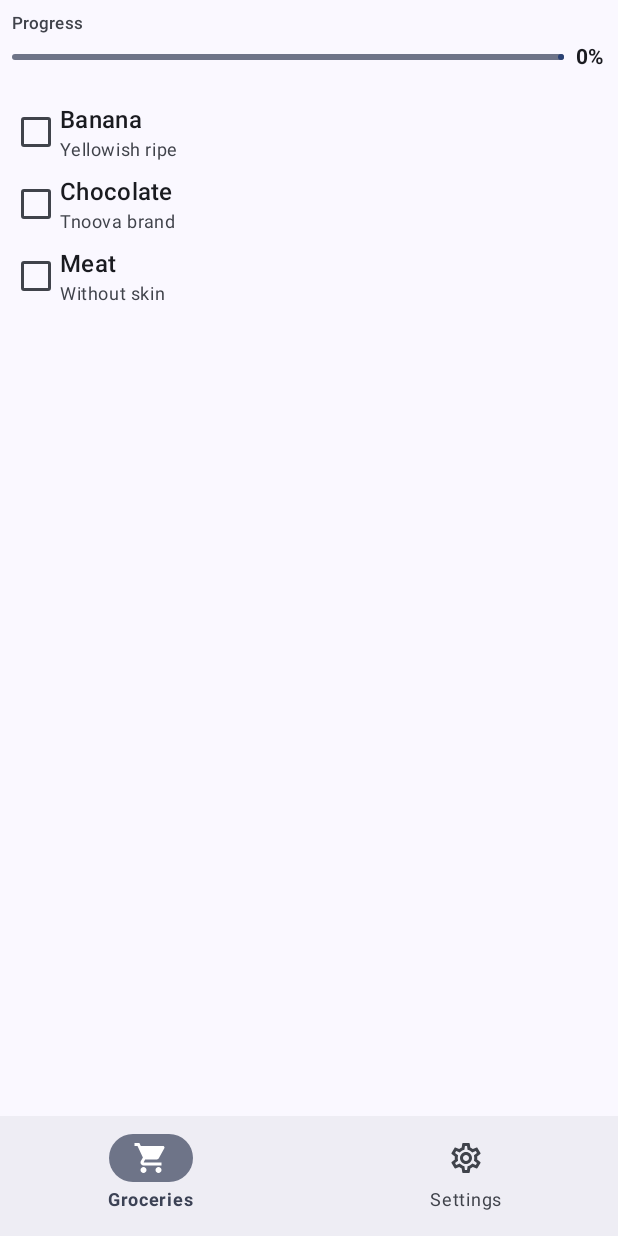
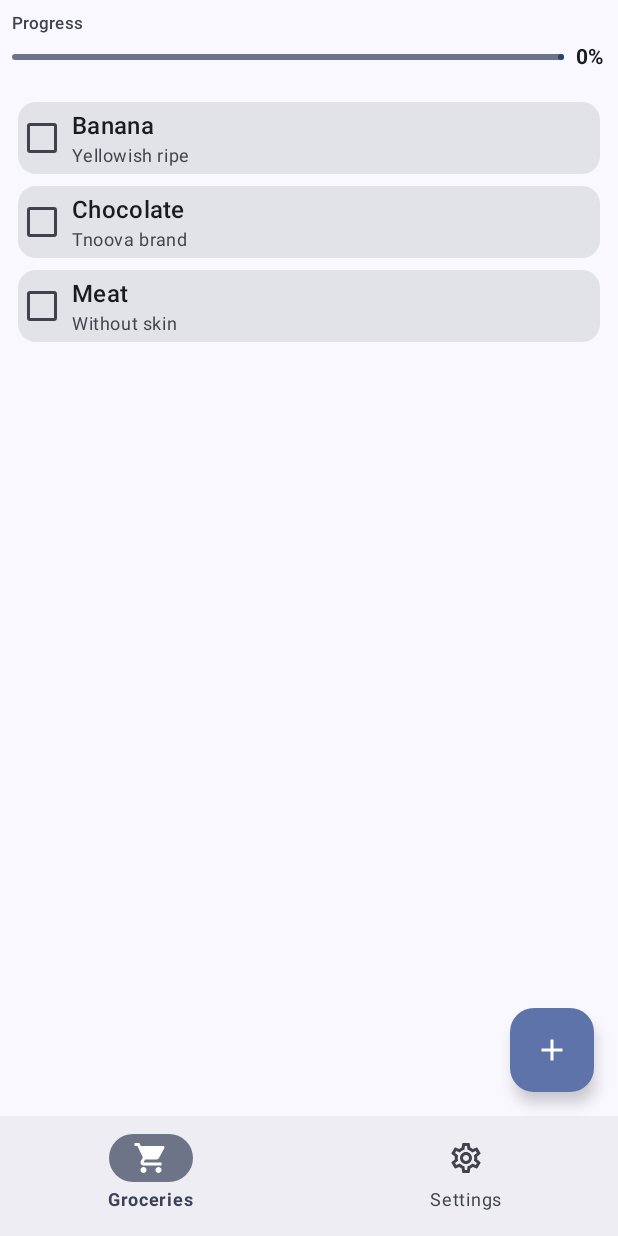
Before and after one commit to nirshahar/Grocery-List-App, an Android app built with Jetpack Compose: the screen it shows after launch (MainActivity), on a phone screen of 412 x 824 dp. Run offline under Robolectric (Android 15) with nearby library versions, the phone set to English and light mode, and no system bars.

Commit message:
improved the navigation code, added FAB, and started to mess around with view model injection

```diff
--- /dev/null
+++ b/app/src/main/java/com/example/grocerylist/AppFab.kt
@@ -0,0 +1,58 @@
+package com.example.grocerylist
+
+import androidx.compose.animation.AnimatedVisibility
+import androidx.compose.animation.AnimatedVisibilityScope
+import androidx.compose.animation.scaleIn
+import androidx.compose.animation.scaleOut
+import androidx.compose.runtime.Composable
+import androidx.compose.runtime.getValue
+import androidx.lifecycle.viewmodel.compose.viewModel
+import androidx.navigation.NavHostController
+import androidx.navigation.compose.currentBackStackEntryAsState
+import com.example.grocerylist.checkout.CheckoutAddItemFab
+import com.example.grocerylist.checkout.CheckoutItem
+import com.example.grocerylist.checkout.CheckoutViewModel
+import com.example.grocerylist.navigation.BottomNavigationItem
+
+
+@Composable
+fun AppFabHolder(
+    navController: NavHostController,
+    checkoutViewModel: CheckoutViewModel = viewModel()
+) {
+    AppFab(
+        navController,
+        checkoutFabClick = {
+            // TODO
+            checkoutViewModel.addItem(CheckoutItem("New Item", "cool"))
+        }
+    )
+}
+
+@Composable
+fun AppFab(navController: NavHostController, checkoutFabClick: () -> Unit) {
+    val currentBackStackEntry by navController.currentBackStackEntryAsState()
+
+    val currentDestination = BottomNavigationItem.entries.firstOrNull { item ->
+        item.matchesNavDestination(
+            currentBackStackEntry?.destination
+        )
+    } ?: return
+
+    AnimateFabVisibility(currentDestination == BottomNavigationItem.Checkout) {
+        CheckoutAddItemFab(onClick = checkoutFabClick)
+    }
+}
+
+@Composable
+private fun AnimateFabVisibility(
+    visible: Boolean,
+    content: @Composable AnimatedVisibilityScope.() -> Unit
+) {
+    AnimatedVisibility(
+        visible = visible,
+        enter = scaleIn(),
+        exit = scaleOut(),
+        content = content
+    )
+}
--- a/app/src/main/java/com/example/grocerylist/MainActivity.kt
+++ b/app/src/main/java/com/example/grocerylist/MainActivity.kt
@@ -10,7 +10,9 @@ import androidx.compose.runtime.Composable
 import androidx.compose.ui.Modifier
 import androidx.compose.ui.tooling.preview.Preview
 import androidx.compose.ui.unit.dp
+import androidx.lifecycle.viewmodel.compose.viewModel
 import androidx.navigation.compose.rememberNavController
+import com.example.grocerylist.checkout.CheckoutViewModel
 import com.example.grocerylist.navigation.AppNavBar
 import com.example.grocerylist.navigation.AppNav
 import com.example.grocerylist.ui.theme.GroceryListTheme
@@ -30,9 +32,21 @@ class MainActivity : ComponentActivity() {
 fun MainContent() {
     val navController = rememberNavController()
 
+    val checkoutViewModel: CheckoutViewModel = viewModel()
+
     GroceryListTheme {
-        Scaffold(bottomBar = { AppNavBar(navController) }) { innerPadding ->
-            AppNav(navController, modifier = Modifier.padding(8.dp).padding(innerPadding))
+        Scaffold(
+            bottomBar = { AppNavBar(navController) },
+            floatingActionButton = {
+                AppFabHolder(navController, checkoutViewModel = checkoutViewModel)
+            }) { innerPadding ->
+            AppNav(
+                navController = navController,
+                checkoutViewModel = checkoutViewModel,
+                modifier = Modifier
+                    .padding(8.dp)
+                    .padding(innerPadding)
+            )
         }
     }
 }
--- /dev/null
+++ b/app/src/main/java/com/example/grocerylist/checkout/CheckoutItems.kt
@@ -0,0 +1,83 @@
+package com.example.grocerylist.checkout
+
+import androidx.compose.foundation.clickable
+import androidx.compose.foundation.layout.Arrangement
+import androidx.compose.foundation.layout.Column
+import androidx.compose.foundation.layout.Row
+import androidx.compose.foundation.layout.fillMaxWidth
+import androidx.compose.foundation.layout.padding
+import androidx.compose.foundation.lazy.LazyColumn
+import androidx.compose.material3.Card
+import androidx.compose.material3.Checkbox
+import androidx.compose.material3.MaterialTheme
+import androidx.compose.material3.Text
+import androidx.compose.runtime.Composable
+import androidx.compose.ui.Alignment
+import androidx.compose.ui.Modifier
+import androidx.compose.ui.semantics.Role
+import androidx.compose.ui.text.style.TextDecoration
+import androidx.compose.ui.tooling.preview.Preview
+import androidx.compose.ui.unit.dp
+
+@Composable
+fun CheckoutItems(
+    items: List<CheckoutItem>,
+    modifier: Modifier = Modifier,
+    onItemCheck: (idx: Int, item: CheckoutItem, isChecked: Boolean) -> Unit
+) {
+    LazyColumn(
+        modifier = modifier
+    ) {
+        items(items.size) { idx ->
+            CheckoutRow(items[idx]) { isChecked ->
+                onItemCheck(idx, items[idx], isChecked)
+            }
+        }
+    }
+}
+
+@Composable
+fun CheckoutRow(item: CheckoutItem, modifier: Modifier = Modifier, onCheck: (Boolean) -> Unit) {
+    Card(
+        modifier = modifier
+            .padding(4.dp)
+    ) {
+        Row(
+            horizontalArrangement = Arrangement.spacedBy(8.dp),
+            verticalAlignment = Alignment.CenterVertically,
+            modifier = Modifier
+                .fillMaxWidth()
+                .clickable(role = Role.Checkbox) {
+                    onCheck(!item.isChecked)
+                }
+                .padding(4.dp)
+        ) {
+            Checkbox(item.isChecked, onCheckedChange = null)
+            Column {
+                Text(
+                    item.itemName,
+                    textDecoration = if (item.isChecked) TextDecoration.LineThrough else TextDecoration.None,
+                    style = MaterialTheme.typography.titleMedium
+                )
+                Text(
+                    item.subtext,
+                    style = MaterialTheme.typography.bodySmall,
+                    color = MaterialTheme.colorScheme.onSurfaceVariant
+                )
+            }
+        }
+    }
+}
+
+@Composable
+@Preview(showBackground = true)
+fun CheckoutRowPreview() {
+    Column {
+        CheckoutRow(
+            CheckoutItem("Banana", "Yellowish ripe"),
+        ) { }
+        CheckoutRow(
+            CheckoutItem("Banana", "Yellowish ripe", isChecked = true),
+        ) { }
+    }
+}
--- /dev/null
+++ b/app/src/main/java/com/example/grocerylist/checkout/CheckoutProgress.kt
@@ -0,0 +1,62 @@
+package com.example.grocerylist.checkout
+
+import androidx.compose.animation.core.animateFloatAsState
+import androidx.compose.foundation.layout.Arrangement
+import androidx.compose.foundation.layout.Column
+import androidx.compose.foundation.layout.Row
+import androidx.compose.foundation.layout.fillMaxWidth
+import androidx.compose.material3.LinearProgressIndicator
+import androidx.compose.material3.MaterialTheme
+import androidx.compose.material3.ProgressIndicatorDefaults
+import androidx.compose.material3.Text
+import androidx.compose.runtime.Composable
+import androidx.compose.runtime.getValue
+import androidx.compose.ui.Alignment
+import androidx.compose.ui.Modifier
+import androidx.compose.ui.text.font.FontWeight
+import androidx.compose.ui.tooling.preview.Preview
+import androidx.compose.ui.unit.dp
+
+
+@Composable
+fun CheckoutProgress(progress: Float, modifier: Modifier = Modifier) {
+    val animatedProgress by animateFloatAsState(
+        targetValue = progress,
+        animationSpec = ProgressIndicatorDefaults.ProgressAnimationSpec
+    )
+
+    Column(
+        modifier = modifier,
+        verticalArrangement = Arrangement.spacedBy(4.dp)
+    ) {
+        Text(
+            "Progress",
+            style = MaterialTheme.typography.labelSmall,
+            color = MaterialTheme.colorScheme.onSurfaceVariant,
+        )
+        Row(
+            horizontalArrangement = Arrangement.spacedBy(8.dp),
+            verticalAlignment = Alignment.CenterVertically,
+            modifier = Modifier.fillMaxWidth()
+        ) {
+            LinearProgressIndicator(
+                progress = { animatedProgress },
+                modifier = Modifier
+                    .fillMaxWidth()
+                    .weight(1f)
+            )
+
+            Text(
+                "${(progress * 100).toInt()}%",
+                style = MaterialTheme.typography.bodyMedium,
+                fontWeight = FontWeight.Bold
+            )
+        }
+    }
+}
+
+@Preview(showBackground = true)
+@Composable
+private fun CheckoutProgressPreview() {
+    CheckoutProgress(0.5f)
+}
--- a/app/src/main/java/com/example/grocerylist/checkout/CheckoutScreen.kt
+++ b/app/src/main/java/com/example/grocerylist/checkout/CheckoutScreen.kt
@@ -1,27 +1,18 @@
 package com.example.grocerylist.checkout
 
-import androidx.compose.animation.core.animateFloatAsState
-import androidx.compose.foundation.clickable
 import androidx.compose.foundation.layout.Arrangement
 import androidx.compose.foundation.layout.Column
-import androidx.compose.foundation.layout.Row
 import androidx.compose.foundation.layout.fillMaxSize
-import androidx.compose.foundation.layout.fillMaxWidth
-import androidx.compose.foundation.layout.padding
-import androidx.compose.foundation.lazy.LazyColumn
-import androidx.compose.material3.Checkbox
-import androidx.compose.material3.LinearProgressIndicator
-import androidx.compose.material3.MaterialTheme
-import androidx.compose.material3.ProgressIndicatorDefaults
+import androidx.compose.material.icons.Icons
+import androidx.compose.material.icons.filled.Add
+import androidx.compose.material3.FloatingActionButton
+import androidx.compose.material3.Icon
 import androidx.compose.material3.Surface
-import androidx.compose.material3.Text
 import androidx.compose.runtime.Composable
 import androidx.compose.runtime.LaunchedEffect
 import androidx.compose.runtime.collectAsState
 import androidx.compose.runtime.getValue
-import androidx.compose.ui.Alignment
 import androidx.compose.ui.Modifier
-import androidx.compose.ui.text.font.FontWeight
 import androidx.compose.ui.tooling.preview.Preview
 import androidx.compose.ui.unit.dp
 import androidx.compose.ui.util.fastCoerceIn
@@ -29,8 +20,7 @@ import androidx.lifecycle.viewmodel.compose.viewModel
 
 @Composable
 fun CheckoutScreenHolder(
-    modifier: Modifier = Modifier,
-    viewModel: CheckoutViewModel = viewModel()
+    modifier: Modifier = Modifier, viewModel: CheckoutViewModel = viewModel()
 ) {
     val items by viewModel.items.collectAsState()
 
@@ -68,84 +58,6 @@ fun CheckoutScreen(
     }
 }
 
-@Composable
-fun CheckoutItems(
-    items: List<CheckoutItem>,
-    modifier: Modifier = Modifier,
-    onItemCheck: (idx: Int, item: CheckoutItem, isChecked: Boolean) -> Unit
-) {
-    LazyColumn(
-        modifier = modifier
-    ) {
-        items(items.size) { idx ->
-            CheckoutRow(items[idx]) { isChecked ->
-                onItemCheck(idx, items[idx], isChecked)
-            }
-        }
-    }
-}
-
-@Composable
-fun CheckoutProgress(progress: Float, modifier: Modifier = Modifier) {
-    val animatedProgress by animateFloatAsState(
-        targetValue = progress,
-        animationSpec = ProgressIndicatorDefaults.ProgressAnimationSpec
-    )
-
-    Column(
-        modifier = modifier,
-        verticalArrangement = Arrangement.spacedBy(4.dp)
-    ) {
-        Text(
-            "Progress",
-            style = MaterialTheme.typography.labelSmall,
-            color = MaterialTheme.colorScheme.onSurfaceVariant,
-        )
-        Row(
-            horizontalArrangement = Arrangement.spacedBy(8.dp),
-            verticalAlignment = Alignment.CenterVertically,
-            modifier = Modifier.fillMaxWidth()
-        ) {
-            LinearProgressIndicator(
-                progress = { animatedProgress },
-                modifier = Modifier
-                    .fillMaxWidth()
-                    .weight(1f)
-            )
-
-            Text(
-                "${(progress * 100).toInt()}%",
-                style = MaterialTheme.typography.bodyMedium,
-                fontWeight = FontWeight.Bold
-            )
-        }
-    }
-}
-
-
-@Composable
-fun CheckoutRow(item: CheckoutItem, modifier: Modifier = Modifier, onCheck: (Boolean) -> Unit) {
-    Row(
-        horizontalArrangement = Arrangement.spacedBy(4.dp),
-        verticalAlignment = Alignment.CenterVertically,
-        modifier = modifier
-            .fillMaxWidth()
-            .clickable {
-                onCheck(!item.isChecked)
-            }
-            .padding(4.dp)
-    ) {
-        Checkbox(item.isChecked, onCheckedChange = null)
-        Column {
-            Text(item.itemName, style = MaterialTheme.typography.titleMedium)
-            Text(
-                item.subtext,
-                style = MaterialTheme.typography.bodySmall,
-                color = MaterialTheme.colorScheme.onSurfaceVariant
-            )
-        }
-    }
-}
 
 @Composable
 @Preview
@@ -160,15 +72,8 @@ fun CheckoutScreenPreview() {
 }
 
 @Composable
-@Preview(showBackground = true)
-fun CheckoutRowPreview() {
-    CheckoutRow(
-        CheckoutItem("Banana", "Yellowish ripe"),
-    ) { }
+fun CheckoutAddItemFab(onClick: () -> Unit) {
+    FloatingActionButton(onClick = onClick) {
+        Icon(Icons.Filled.Add, "Add a new item")
+    }
 }
-
-@Preview(showBackground = true)
-@Composable
-private fun CheckoutProgressPreview() {
-    CheckoutProgress(0.5f)
-}
--- a/app/src/main/java/com/example/grocerylist/checkout/CheckoutViewModel.kt
+++ b/app/src/main/java/com/example/grocerylist/checkout/CheckoutViewModel.kt
@@ -15,6 +15,7 @@ class CheckoutViewModel : ViewModel() {
             val list = it.toMutableList()
 
             list.add(item)
+
             return@update list
         }
     }
--- a/app/src/main/java/com/example/grocerylist/navigation/Navigation.kt
+++ b/app/src/main/java/com/example/grocerylist/navigation/Navigation.kt
@@ -9,20 +9,32 @@ import androidx.compose.runtime.getValue
 import androidx.compose.ui.Modifier
 import androidx.compose.ui.text.font.FontWeight
 import androidx.compose.ui.tooling.preview.Preview
-import androidx.navigation.NavDestination.Companion.hasRoute
+import androidx.lifecycle.viewmodel.compose.viewModel
 import androidx.navigation.NavHostController
 import androidx.navigation.compose.NavHost
 import androidx.navigation.compose.composable
 import androidx.navigation.compose.currentBackStackEntryAsState
 import androidx.navigation.compose.rememberNavController
+import com.example.grocerylist.checkout.CheckoutScreenHolder
+import com.example.grocerylist.checkout.CheckoutViewModel
+import com.example.grocerylist.settings.SettingsScreenPreview
 
 @Composable
-fun AppNav(navController: NavHostController, modifier: Modifier = Modifier) {
+fun AppNav(navController: NavHostController, modifier: Modifier = Modifier, checkoutViewModel: CheckoutViewModel = viewModel()) {
     NavHost(
-        navController = navController, startDestination = Destination.Checkout, modifier = modifier
+        navController = navController, startDestination = Route.Checkout, modifier = modifier
     ) {
-        BOTTOM_NAVIGATION_DESTINATIONS.forEach { item ->
-            composable(item.destination::class) { item.content() }
+        BottomNavigationItem.entries.forEach { item ->
+            composable(item.route::class) {
+                when (item) {
+                    BottomNavigationItem.Checkout -> {
+                        CheckoutScreenHolder(viewModel = checkoutViewModel)
+                    }
+                    BottomNavigationItem.Settings -> {
+                        SettingsScreenPreview()
+                    }
+                }
+            }
         }
     }
 }
@@ -37,16 +49,17 @@ fun AppNavPreview() {
 @Composable
 fun AppNavBar(navController: NavHostController) {
     val currentBackStackEntry by navController.currentBackStackEntryAsState()
-    val currentDestination = currentBackStackEntry?.destination
+
     NavigationBar {
-        BOTTOM_NAVIGATION_DESTINATIONS.forEach { item ->
-            val isSelected = currentDestination?.hasRoute(item.destination::class) == true
+        BottomNavigationItem.entries.forEach { item ->
+            val isSelected = item.matchesNavDestination(currentBackStackEntry?.destination)
+
             NavigationBarItem(isSelected, {
                 if (isSelected) {
                     return@NavigationBarItem
                 }
 
-                navController.navigate(item.destination) {
+                navController.navigate(item.route) {
                     launchSingleTop = true
                     restoreState = true
                 }
--- a/app/src/main/java/com/example/grocerylist/navigation/NavigationScreens.kt
+++ b/app/src/main/java/com/example/grocerylist/navigation/NavigationScreens.kt
@@ -5,35 +5,43 @@ import androidx.compose.material.icons.filled.Settings
 import androidx.compose.material.icons.filled.ShoppingCart
 import androidx.compose.material.icons.outlined.Settings
 import androidx.compose.material.icons.outlined.ShoppingCart
-import androidx.compose.runtime.Composable
 import androidx.compose.ui.graphics.vector.ImageVector
-import com.example.grocerylist.checkout.CheckoutScreenHolder
-import com.example.grocerylist.settings.SettingsScreenPreview
+import androidx.navigation.NavDestination
+import androidx.navigation.NavDestination.Companion.hasRoute
 import kotlinx.serialization.Serializable
 
 @Serializable
-sealed interface Destination {
+sealed interface Route {
     @Serializable
-    object Checkout : Destination
+    object Checkout : Route
 
     @Serializable
-    object Settings : Destination
+    object Settings : Route
+
+    fun matchesNavDestination(navDestination: NavDestination?): Boolean =
+        navDestination?.hasRoute(this::class) ?: false
 }
 
-data class NavBarItem(
-    val destination: Destination,
+enum class BottomNavigationItem(
+    val route: Route,
     val unselectedIcon: ImageVector,
     val selectedIcon: ImageVector,
     val label: String? = null,
-    val content: @Composable () -> Unit
-)
+) {
+    Checkout(
+        Route.Checkout,
+        Icons.Outlined.ShoppingCart,
+        Icons.Filled.ShoppingCart,
+        "Groceries"
+    ),
 
-val BOTTOM_NAVIGATION_DESTINATIONS = listOf(
-    NavBarItem(
-        Destination.Checkout, Icons.Outlined.ShoppingCart, Icons.Filled.ShoppingCart, "Groceries"
-    ) { CheckoutScreenHolder() },
+    Settings(
+        Route.Settings,
+        Icons.Outlined.Settings,
+        Icons.Filled.Settings,
+        "Settings"
+    );
 
-    NavBarItem(
-        Destination.Settings, Icons.Outlined.Settings, Icons.Filled.Settings, "Settings"
-    ) { SettingsScreenPreview() },
-)
+    fun matchesNavDestination(navDestination: NavDestination?): Boolean =
+        route.matchesNavDestination(navDestination)
+}
```
